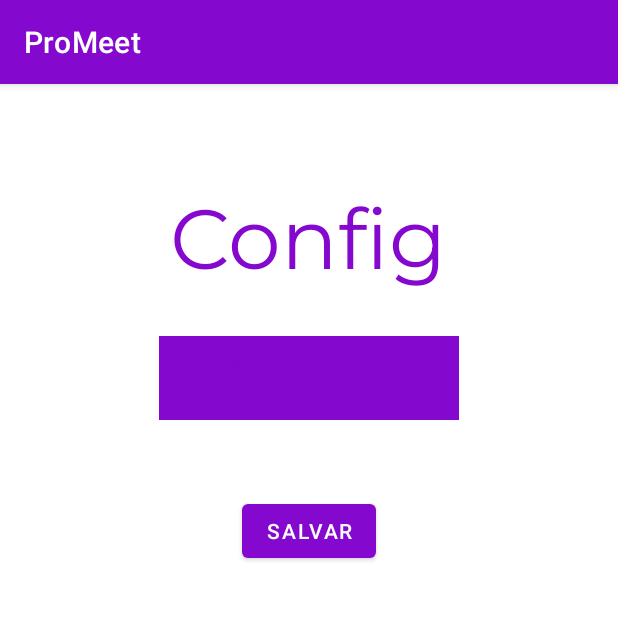
After one commit to murilo-andrade/ProMeet, an Android app: the ConfigActivity screen opened directly, with no data from a screen before it, on a phone screen of 412 x 824 dp, the top half of it. The commit adds this screen. Run offline under Robolectric (Android 15) with nearby library versions, the phone set to English and light mode, and no system bars; 2 statements that could not run were skipped.

Commit message:
ConfigActivity e Inicio do Listview

```diff
--- a/app/src/main/AndroidManifest.xml
+++ b/app/src/main/AndroidManifest.xml
@@ -13,6 +13,9 @@
         android:supportsRtl="true"
         android:theme="@style/Theme.ProMeet"
         tools:targetApi="31">
+        <activity
+            android:name=".ConfigActivity"
+            android:exported="false" />
         <activity
             android:name=".LoginActivity"
             android:exported="false" />
--- /dev/null
+++ b/app/src/main/java/br/com/promeet/app/ConfigActivity.java
@@ -0,0 +1,38 @@
+package br.com.promeet.app;
+
+import androidx.appcompat.app.AppCompatActivity;
+
+import android.content.SharedPreferences;
+import android.os.Bundle;
+import android.view.View;
+import android.widget.Button;
+import android.widget.EditText;
+
+public class ConfigActivity extends AppCompatActivity {
+    private EditText editText = null;
+    private SharedPreferences prefs = null;
+
+    @Override
+    protected void onCreate(Bundle savedInstanceState) {
+        super.onCreate(savedInstanceState);
+        setContentView(R.layout.activity_config);
+
+        Button button = findViewById(R.id.button);
+        editText = findViewById(R.id.editTextCidade);
+        prefs = getSharedPreferences("syPrefs", MODE_PRIVATE);
+        String cidade = prefs.getString("cidade","");
+
+        if(cidade!=null){
+            editText.setText(cidade);
+        }
+        button.setOnClickListener(new View.OnClickListener() {
+            @Override
+            public void onClick(View v){
+                SharedPreferences.Editor editPreferences = prefs.edit();
+                editPreferences.putString("cidade",ConfigActivity.this.editText.getText().toString());
+                editPreferences.apply();
+                finish();
+            }
+        });
+    }
+}
--- /dev/null
+++ b/app/src/main/res/layout/activity_config.xml
@@ -0,0 +1,60 @@
+<?xml version="1.0" encoding="utf-8"?>
+<androidx.constraintlayout.widget.ConstraintLayout xmlns:android="http://schemas.android.com/apk/res/android"
+    xmlns:app="http://schemas.android.com/apk/res-auto"
+    xmlns:tools="http://schemas.android.com/tools"
+    android:layout_width="match_parent"
+    android:layout_height="match_parent"
+    tools:context=".ConfigActivity">
+
+    <TextView
+        android:id="@+id/textViewTop"
+        android:layout_width="wrap_content"
+        android:layout_height="wrap_content"
+        android:layout_marginTop="66dp"
+        android:fontFamily="@font/montserrat"
+        android:text="@string/configuracoes"
+        android:textColor="@color/roxo"
+        android:textFontWeight="400"
+        android:textSize="56sp"
+        app:layout_constraintEnd_toEndOf="parent"
+        app:layout_constraintHorizontal_bias="0.5"
+        app:layout_constraintStart_toStartOf="parent"
+        app:layout_constraintTop_toTopOf="parent" />
+
+    <com.google.android.material.textfield.TextInputLayout
+        android:id="@+id/editTextCidade"
+        android:layout_width="200dp"
+        android:layout_height="wrap_content"
+        android:layout_marginTop="30dp"
+        android:autofillHints=""
+        android:ems="10"
+        android:minHeight="48dp"
+        android:textColor="@color/branco"
+        android:textColorHint="@color/branco"
+        app:layout_constraintEnd_toEndOf="parent"
+        app:layout_constraintHorizontal_bias="0.5"
+        app:layout_constraintStart_toStartOf="parent"
+        app:layout_constraintTop_toBottomOf="@+id/textViewTop">
+        <com.google.android.material.textfield.TextInputEditText
+            android:layout_width="match_parent"
+            android:background="@color/roxo"
+            android:textColor="@color/branco"
+            android:textColorHint="@color/branco"
+            android:hint="@string/cidade"
+            android:inputType="textAutoComplete"
+            android:layout_height="wrap_content"
+            />
+    </com.google.android.material.textfield.TextInputLayout>
+
+    <com.google.android.material.button.MaterialButton
+        android:id="@+id/button"
+        android:layout_width="wrap_content"
+        android:layout_height="wrap_content"
+        android:layout_marginTop="50dp"
+        android:text="@string/salvar"
+        app:layout_constraintEnd_toEndOf="parent"
+        app:layout_constraintHorizontal_bias="0.5"
+        app:layout_constraintStart_toStartOf="parent"
+        app:layout_constraintTop_toBottomOf="@+id/editTextCidade" />
+
+</androidx.constraintlayout.widget.ConstraintLayout>
--- a/app/src/main/res/values/strings.xml
+++ b/app/src/main/res/values/strings.xml
@@ -25,4 +25,7 @@
     <string name="editar_evento">Editar Evento</string>
     <string name="adiar">Adiar</string>
     <string name="reuniao">Reunião</string>
+    <string name="configuracoes">Config</string>
+    <string name="cidade">Cidade</string>
+    <string name="salvar">Salvar</string>
 </resources>
```
Also changed, not shown: app/src/main/java/br/com/promeet/app/AgendaActivity.java (+17 -0 lines), app/src/main/res/layout/activity_agenda.xml (+10 -1 lines), 1 other file.
